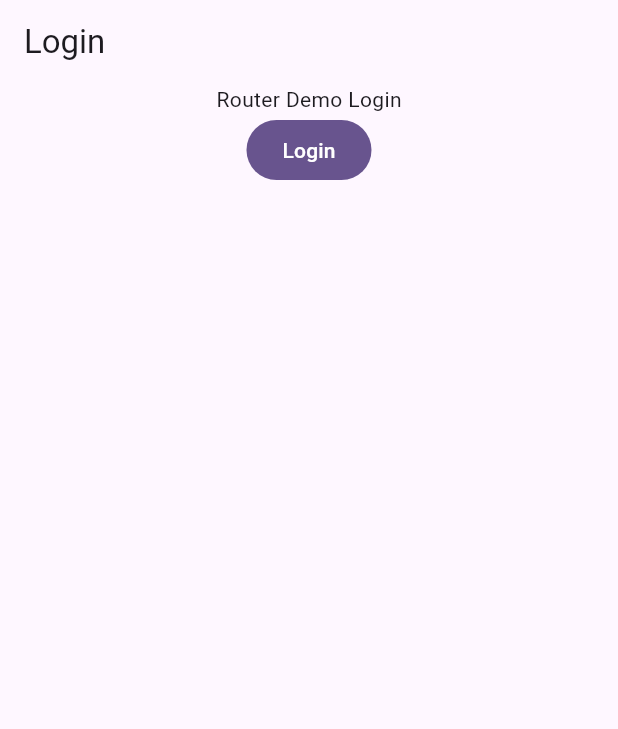
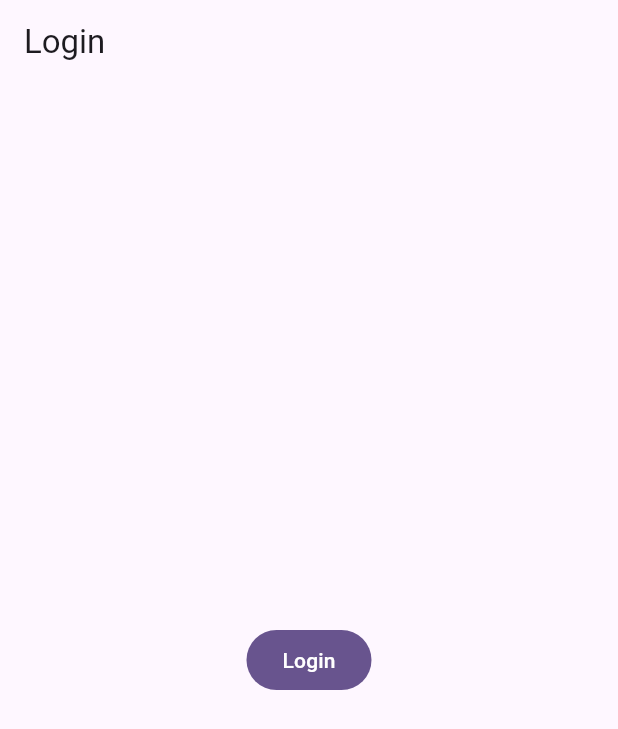
Before and after one commit to RuiwenG/268-GoRouter, a Flutter app: the screen it shows after launch, after a tap on "Login", on a phone screen of 412 x 824 dp. Shown: the top 729 px of the screen. Run offline on Flutter 3.47's test engine with Material 3 defaults, Android fonts, the phone set to English and light mode, and no system bars; our stand-ins replace bloc, flutter_bloc, flutter_lorem, go_router.

Commit message:
Login page UI

```diff
--- a/lib/pages/login_page.dart
+++ b/lib/pages/login_page.dart
@@ -1,4 +1,6 @@
 import 'package:flutter/material.dart';
+import 'package:hw4/bloc/authentication_bloc.dart';
+import 'package:flutter_bloc/flutter_bloc.dart';
 
 class LoginPage extends StatelessWidget {
   const LoginPage({super.key});
@@ -8,20 +10,24 @@ class LoginPage extends StatelessWidget {
     return Scaffold(
       appBar: AppBar(title: Text("Login")),
       body: Center(
+        child: Padding(
+          padding: const EdgeInsets.all(8.0),
           child: Column(
+            mainAxisSize: MainAxisSize.min,
+            crossAxisAlignment: CrossAxisAlignment.start,
             children: [
-            Text("Router Demo Login"),
               FilledButton(
                 child: Text("Login"),
                 onPressed: () {
-                // BlocProvider.of<AuthenticationBloc>(
-                //   context,
-                // ).add(AuthenticationLoginEvent());
+                  BlocProvider.of<AuthenticationBloc>(
+                    context,
+                  ).add(AuthenticationLoginEvent());
                 },
               ),
             ],
           ),
         ),
+      ),
     );
   }
 }
```
Lines whose indentation alone changed are shown as unchanged.
